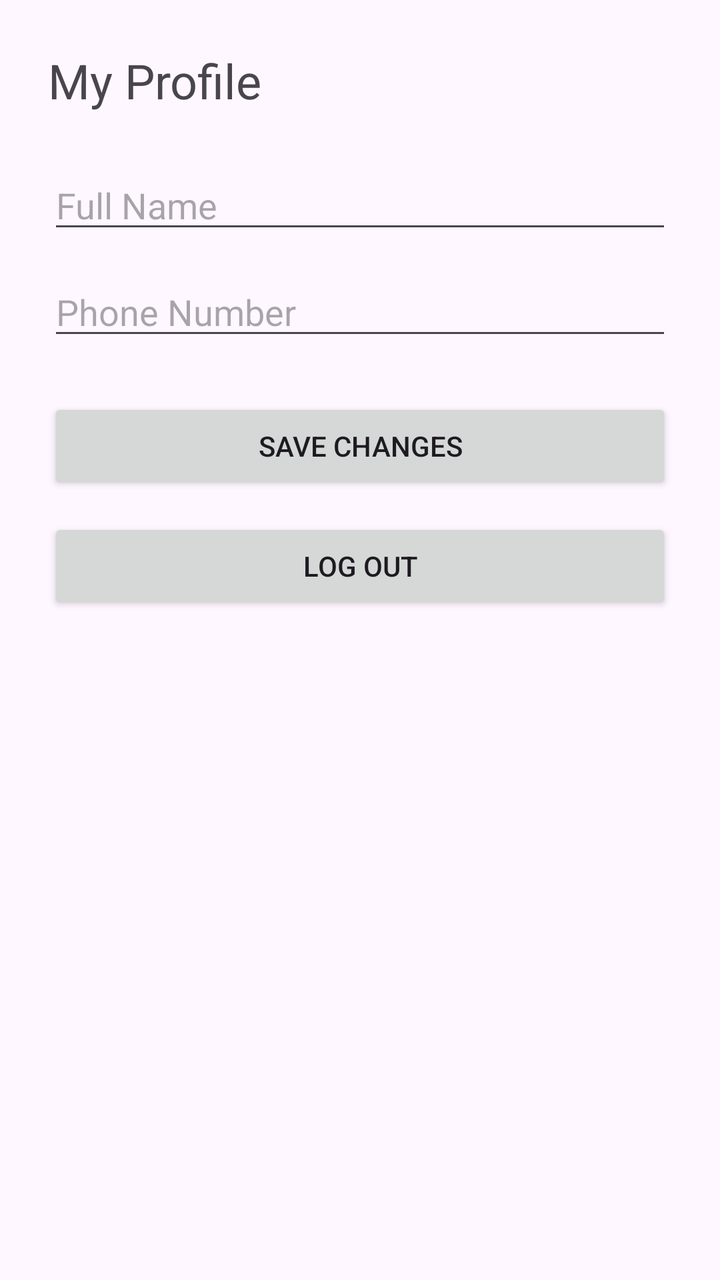
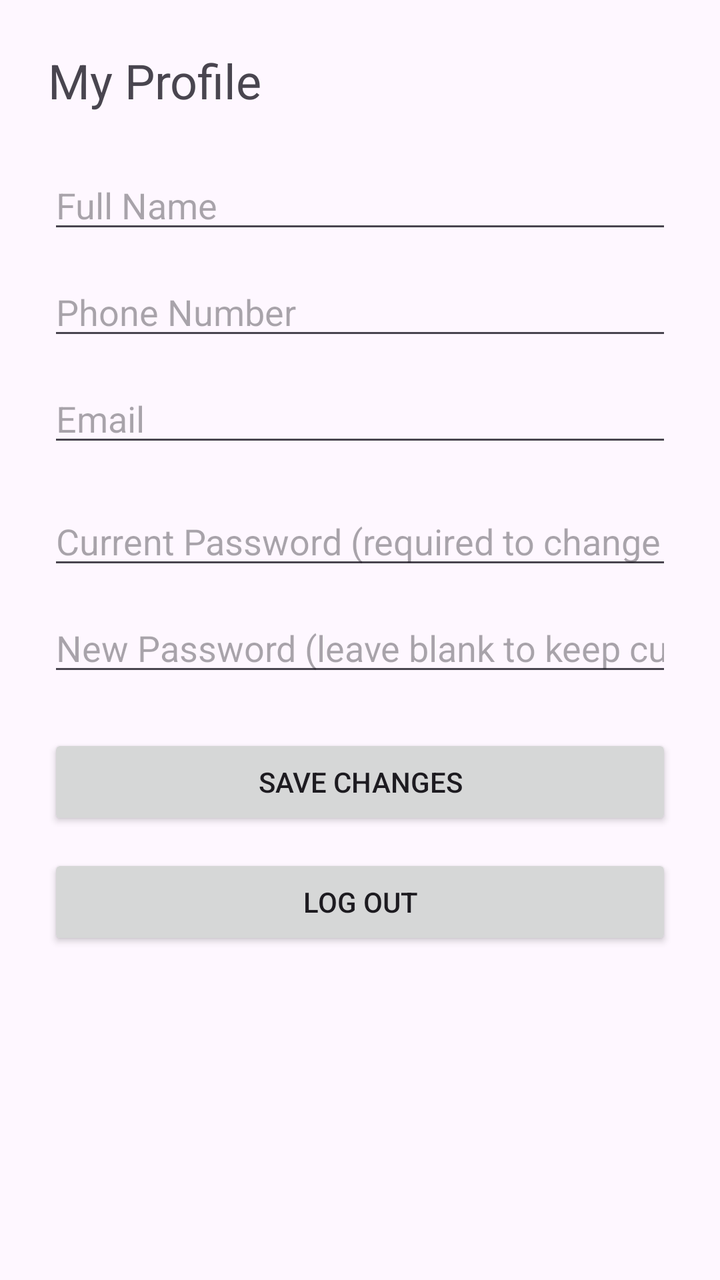

The first picture is an Android layout as it rendered before a commit; the second is the same layout after the commit. The layout source and the unified diff follow.
<!-- AndroidManifest.xml: application theme Theme.FoodOrderApp -->
<!-- res/layout/activity_profile.xml -->
<?xml version="1.0" encoding="utf-8"?>
<LinearLayout xmlns:android="http://schemas.android.com/apk/res/android"
    android:layout_width="match_parent"
    android:layout_height="match_parent"
    android:orientation="vertical"
    android:padding="24dp">

    <TextView
        android:id="@+id/tvTitle"
        android:layout_width="wrap_content"
        android:layout_height="wrap_content"
        android:text="My Profile"
        android:textSize="24sp"
        android:layout_marginBottom="24dp"/>

    <EditText
        android:id="@+id/etName"
        android:layout_width="match_parent"
        android:layout_height="wrap_content"
        android:hint="Full Name"
        android:inputType="textPersonName"/>

    <EditText
        android:id="@+id/etPhone"
        android:layout_width="match_parent"
        android:layout_height="wrap_content"
        android:hint="Phone Number"
        android:inputType="phone"
        android:layout_marginTop="12dp"/>

    <Button
        android:id="@+id/btnSave"
        android:layout_width="match_parent"
        android:layout_height="wrap_content"
        android:text="Save Changes"
        android:layout_marginTop="24dp"/>

    <Button
        android:id="@+id/btnLogout"
        android:layout_width="match_parent"
        android:layout_height="wrap_content"
        android:text="Log Out"
        android:layout_marginTop="12dp"/>

</LinearLayout>
<!-- resources referenced by this layout -->
<resources>
  <style name="Theme.FoodOrderApp" parent="Base.Theme.FoodOrderApp" />
  <style name="Base.Theme.FoodOrderApp" parent="Theme.Material3.DayNight.NoActionBar">
          
          
      </style>
</resources>

<!-- the commit's change to res/layout/activity_profile.xml (unified diff, before → after) -->
@@ -27,6 +27,29 @@
         android:hint="Phone Number"
         android:inputType="phone"
         android:layout_marginTop="12dp"/>
+    <EditText
+        android:id="@+id/etEmail"
+        android:layout_width="match_parent"
+        android:layout_height="wrap_content"
+        android:hint="Email"
+        android:inputType="textEmailAddress"
+        android:layout_marginTop="12dp"/>
+
+    <EditText
+        android:id="@+id/etCurrentPassword"
+        android:layout_width="match_parent"
+        android:layout_height="wrap_content"
+        android:hint="Current Password (required to change email/password)"
+        android:inputType="textPassword"
+        android:layout_marginTop="20dp"/>
+
+    <EditText
+        android:id="@+id/etNewPassword"
+        android:layout_width="match_parent"
+        android:layout_height="wrap_content"
+        android:hint="New Password (leave blank to keep current)"
+        android:inputType="textPassword"
+        android:layout_marginTop="12dp"/>
 
     <Button
         android:id="@+id/btnSave"
